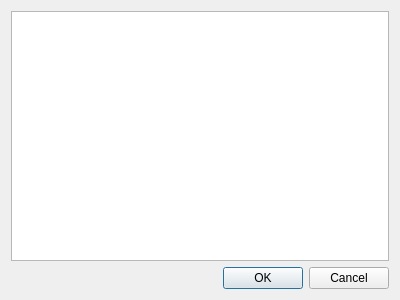
The window that textextract.ui (amkhlv/pdq) describes before a commit, drawn with Qt 5.
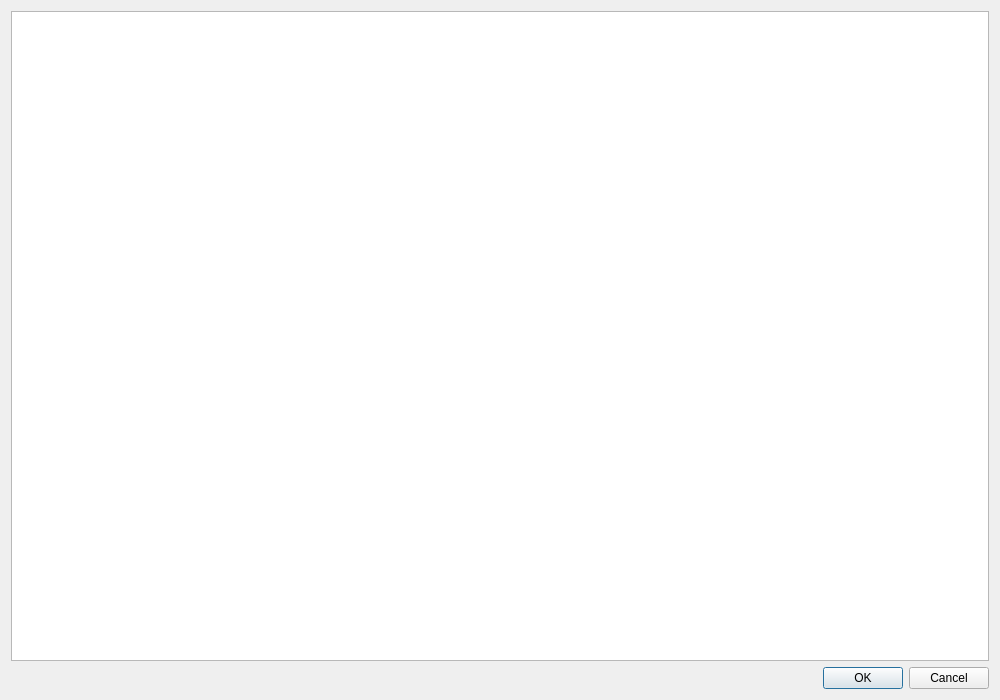
The same window after the commit.

Commit message: increased the size of thetextextract popup window

```diff
--- a/textextract.ui
+++ b/textextract.ui
@@ -6,8 +6,8 @@
    <rect>
     <x>0</x>
     <y>0</y>
-    <width>400</width>
-    <height>300</height>
+    <width>1000</width>
+    <height>700</height>
    </rect>
   </property>
   <property name="windowTitle">
```
